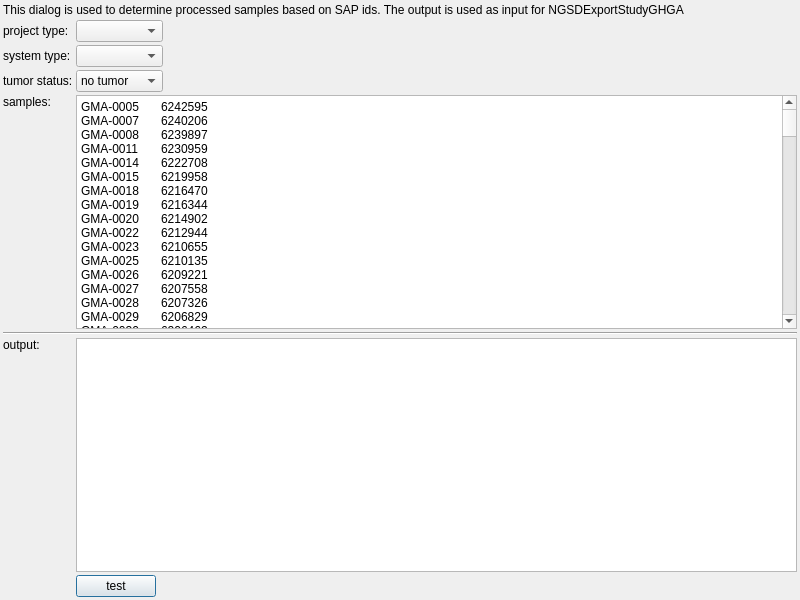
This is src/GSvar/GHGAUploadDialog.ui in imgag/ngs-bits as Qt 5 draws it before an edit. The edited form follows.
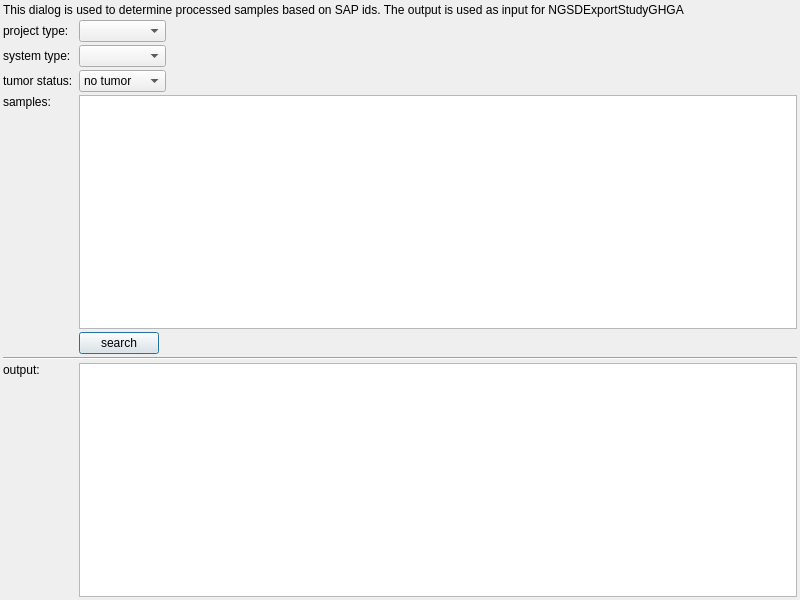
This is the edited form.

Diff of the .ui file:
```diff
--- a/src/GSvar/GHGAUploadDialog.ui
+++ b/src/GSvar/GHGAUploadDialog.ui
@@ -19,7 +19,7 @@
   <property name="windowTitle">
    <string>Prepare GHGA upload</string>
   </property>
-  <layout class="QGridLayout" name="gridLayout" rowstretch="0,0,0,0,0,0,0,0">
+  <layout class="QGridLayout" name="gridLayout" rowstretch="0,0,0,0,0,0,0,0,0,0">
    <property name="leftMargin">
     <number>3</number>
    </property>
@@ -35,668 +35,23 @@
    <property name="spacing">
     <number>3</number>
    </property>
-   <item row="4" column="1" colspan="3">
+   <item row="4" column="2" colspan="3">
     <widget class="QPlainTextEdit" name="samples">
      <property name="plainText">
-      <string>GMA-0005	6242595
-GMA-0007	6240206
-GMA-0008	6239897
-GMA-0011	6230959
-GMA-0014	6222708
-GMA-0015	6219958
-GMA-0018	6216470
-GMA-0019	6216344
-GMA-0020	6214902
-GMA-0022	6212944
-GMA-0023	6210655
-GMA-0025	6210135
-GMA-0026	6209221
-GMA-0027	6207558
-GMA-0028	6207326
-GMA-0029	6206829
-GMA-0030	6206462
-GMA-0031	6205429
-GMA-0035	6202931
-GMA-0037	6202704
-GMA-0038	6202161
-GMA-0039	6200261
-GMA-0040	6200103
-GMA-0042	6196044
-GMA-0045	6192215
-GMA-0047	6191064
-GMA-0049	6189367
-GMA-0050	6189300
-GMA-0051	6188970
-GMA-0052	6188779
-GMA-0053	6188107
-GMA-0054	6186409
-GMA-0055	6185209
-GMA-0056	6185054
-GMA-0057	6184857
-GMA-0058	6184203
-GMA-0059	6180689
-GMA-0061	6179636
-GMA-0064	6172337
-GMA-0070	6166903
-GMA-0071	6164471
-GMA-0073	6159549
-GMA-0077	6154863
-GMA-0078	6154337
-GMA-0081	6153913
-GMA-0082	6153890
-GMA-0084	6149944
-GMA-0085	6149713
-GMA-0086	6147756
-GMA-0087	6147422
-GMA-0088	6146155
-GMA-0089	6144350
-GMA-0090	6144328
-GMA-0091	6142842
-GMA-0094	6139798
-GMA-0095	6139724
-GMA-0096	6139271
-GMA-0097	6139033
-GMA-0099	6137426
-GMA-0100	6136127
-GMA-0101	6135901
-GMA-0102	6134395
-GMA-0105	6131663
-GMA-0106	6130695
-GMA-0107	6130205
-GMA-0108	6130134
-GMA-0113	6127597
-GMA-0114	6126488
-GMA-0116	6125237
-GMA-0117	6124008
-GMA-0118	6123672
-GMA-0120	6123032
-GMA-0121	6122554
-GMA-0122	6120840
-GMA-0124	6120279
-GMA-0126	6119446
-GMA-0128	6118034
-GMA-0131	6116658
-GMA-0132	6116264
-GMA-0134	6114218
-GMA-0135	6113812
-GMA-0136	6113517
-GMA-0138	6112555
-GMA-0141	6110549
-GMA-0142	6110490
-GMA-0145	6104970
-GMA-0146	6103559
-GMA-0147	6103329
-GMA-0149	6102222
-GMA-0150	6102150
-GMA-0151	6101832
-GMA-0153	6099962
-GMA-0154	6099666
-GMA-0155	6099073
-GMA-0156	6098601
-GMA-0157	6098061
-GMA-0161	6089722
-GMA-0162	6087364
-GMA-0163	6087091
-GMA-0165	6082966
-GMA-0166	6081612
-GMA-0167	6079938
-GMA-0169	6076123
-GMA-0170	6075085
-GMA-0172	6073243
-GMA-0173	6072704
-GMA-0174	6072533
-GMA-0175	6071988
-GMA-0176	6070525
-GMA-0178	6063916
-GMA-0180	6050678
-GMA-0184	6033906
-GMA-0186	6012548
-GMA-0188	5999398
-GMA-0189	5997967
-GMA-0190	5992162
-GMA-0191	5985688
-GMA-0192	5979750
-GMA-0198	5920307
-GMA-0201	5907126
-GMA-0203	5900547
-GMA-0204	5892855
-GMA-0205	5889474
-GMA-0206	5881239
-GMA-0209	5866456
-GMA-0210	5851474
-GMA-0211	5848649
-GMA-0213	5821943
-GMA-0215	5813348
-GMA-0216	5812225
-GMA-0217	5804380
-GMA-0218	5803812
-GMA-0219	5789724
-GMA-0220	5773530
-GMA-0221	5771967
-GMA-0222	5766495
-GMA-0224	5758128
-GMA-0225	5749319
-GMA-0227	5748303
-GMA-0229	5718003
-GMA-0230	5714556
-GMA-0231	5679686
-GMA-0232	5674288
-GMA-0233	5666012
-GMA-0234	5659242
-GMA-0235	5656889
-GMA-0239	5624015
-GMA-0241	5600494
-GMA-0242	5593182
-GMA-0243	5586244
-GMA-0244	5584553
-GMA-0247	5531273
-GMA-0248	5525940
-GMA-0253	5481033
-GMA-0257	5458129
-GMA-0258	5447815
-GMA-0259	5403670
-GMA-0260	5394803
-GMA-0262	5393458
-GMA-0263	5392059
-GMA-0264	5386167
-GMA-0269	5364579
-GMA-0270	5360497
-GMA-0271	5359818
-GMA-0272	5344804
-GMA-0273	5344570
-GMA-0274	5338727
-GMA-0275	5336256
-GMA-0278	5310883
-GMA-0279	5309529
-GMA-0280	5306873
-GMA-0281	5284835
-GMA-0288	5259080
-GMA-0289	5245221
-GMA-0291	5210982
-GMA-0293	5201444
-GMA-0295	5193540
-GMA-0299	5163267
-GMA-0301	5142645
-GMA-0302	5126437
-GMA-0303	5123132
-GMA-0305	5111191
-GMA-0306	5109890
-GMA-0307	5107451
-GMA-0308	5091607
-GMA-0309	5085005
-GMA-0310	5078951
-GMA-0312	5071221
-GMA-0313	5053186
-GMA-0316	5036456
-GMA-0319	5016145
-GMA-0320	5011411
-GMA-0326	4942807
-GMA-0327	4934880
-GMA-0328	4929693
-GMA-0329	4925023
-GMA-0330	4922436
-GMA-0331	4906555
-GMA-0335	4900875
-GMA-0340	4881429
-GMA-0341	4877975
-GMA-0342	4847534
-GMA-0343	4847082
-GMA-0348	4800136
-GMA-0349	4795016
-GMA-0350	4792007
-GMA-0355	4756294
-GMA-0358	4710491
-GMA-0359	4705589
-GMA-0360	4703544
-GMA-0362	4695315
-GMA-0364	4653056
-GMA-0365	4637832
-GMA-0366	4636783
-GMA-0367	4636361
-GMA-0368	4633900
-GMA-0370	4626748
-GMA-0371	4619976
-GMA-0373	4615698
-GMA-0374	4613678
-GMA-0376	4611088
-GMA-0377	4603690
-GMA-0379	4584394
-GMA-0380	4578274
-GMA-0381	4576241
-GMA-0383	4561014
-GMA-0385	4525806
-GMA-0386	4520402
-GMA-0387	4510892
-GMA-0388	4508730
-GMA-0389	4507517
-GMA-0390	4502627
-GMA-0391	4500866
-GMA-0393	4492789
-GMA-0394	4492477
-GMA-0395	4482743
-GMA-0397	4461389
-GMA-0399	4440482
-GMA-0403	4407098
-GMA-0404	4404440
-GMA-0405	4399440
-GMA-0407	4380446
-GMA-0408	4364643
-GMA-0409	4358973
-GMA-0411	4331781
-GMA-0412	4321050
-GMA-0413	4320645
-GMA-0414	4318919
-GMA-0415	4315654
-GMA-0417	4290853
-GMA-0418	4289499
-GMA-0420	4279748
-GMA-0421	4278100
-GMA-0425	4223397
-GMA-0426	4221764
-GMA-0428	4201682
-GMA-0430	4195975
-GMA-0431	4190859
-GMA-0432	4145278
-GMA-0433	4135823
-GMA-0434	4118929
-GMA-0437	4095016
-GMA-0438	4075531
-GMA-0439	4061592
-GMA-0441	4059284
-GMA-0443	4051989
-GMA-0444	4044353
-GMA-0445	4044066
-GMA-0446	4039845
-GMA-0447	4039277
-GMA-0448	4030569
-GMA-0450	4015215
-GMA-0451	4014552
-GMA-0452	4011614
-GMA-0453	4007608
-WGT-0001-01	5740330
-WGT-0001-02	5740331
-WGT-0001-03	5810072
-WGT-0002-01	5617561
-WGT-0002-02	5633733
-WGT-0002-03	5949398
-WGT-0004-01	5378096
-WGT-0004-02	5793077
-WGT-0004-03	5234075
-WGT-0005-01	5776319
-WGT-0005-02	5880672
-WGT-0005-03	5564039
-WGT-0006-01	5236444
-WGT-0006-02	4550721
-WGT-0006-03	5152203
-WGT-0007-01	5036991
-WGT-0007-02	4990175
-WGT-0007-03	5225653
-WGT-0008-01	5096640
-WGT-0008-02	5953964
-WGT-0008-03	5178778
-WGT-0010-01	5452105
-WGT-0010-02	5969029
-WGT-0010-03	4113900
-WGT-0011-01	4698575
-WGT-0011-02	5094232
-WGT-0011-03	4839705
-WGT-0012-01	4825020
-WGT-0012-02	4942657
-WGT-0012-03	5057657
-WGT-0013-01	5023182
-WGT-0013-02	5752292
-WGT-0013-03	4939447
-WGT-0015-01	4921152
-WGT-0015-02	4919663
-WGT-0015-03	4919665
-WGT-0017-01	6045835
-WGT-0017-02	4076471
-WGT-0017-03	6048356
-WGT-0022-01	5432524
-WGT-0022-02	5879868
-WGT-0022-03	4527139
-WGT-0023-01	4501441
-WGT-0023-02	6037485
-WGT-0023-03	6037486
-WGT-0030-01	5911542
-WGT-0030-02	5939406
-WGT-0030-03	5911650
-WGT-0032-01	5908400
-WGT-0032-02	5929678
-WGT-0032-03	5929679
-WGT-0033-01	5908902
-WGT-0033-02	5929678
-WGT-0033-03	5929679
-WGT-0034-01	5929521
-WGT-0034-02	5965830
-WGT-0034-03	5949889
-WGT-0041-01	5610021
-WGT-0041-02	5670311
-WGT-0041-03	5642157
-WGT-0046-01	5545123
-WGT-0046-02	5173528
-WGT-0046-03	5203087
-WGT-0050-01	5945838
-WGT-0050-02	5945841
-WGT-0050-03	5945839
-WGT-0052-01	5945834
-WGT-0052-02	5945835
-WGT-0052-03	5945836
-WGT-0054-01	5945289
-WGT-0054-02	5945291
-WGT-0054-03	5945290
-WGT-0056-01	5945390
-WGT-0056-02	5945388
-WGT-0056-03	5945389
-WGT-0063-01	4860289
-WGT-0063-02	5941834
-WGT-0063-03	5132918
-WGT-0064-01	5649259
-WGT-0064-02	5649167
-WGT-0064-03	5649166
-WGT-0071-01	5140411
-WGT-0071-02	5954559
-WGT-0071-03	5954561
-WGT-0074-01	5941286
-WGT-0074-02	5983240
-WGT-0074-03	5983239
-WGT-0076-01	5334894
-WGT-0076-02	5338320
-WGT-0076-03	5335346
-WGT-0082-01	5373742
-WGT-0082-02	5952685
-WGT-0082-03	5952686
-WGT-0090-01	5949284
-WGT-0090-02	5949283
-WGT-0090-03	5949282
-WGT-0092-01	5947460
-WGT-0092-02	5947462
-WGT-0092-03	5947461
-WGT-0096-01	5947449
-WGT-0096-02	5947450
-WGT-0096-03	5947451
-WGT-0097-01	5969155
-WGT-0097-02	5972240
-WGT-0097-03	5972245
-WGT-0099-01	5938949
-WGT-0099-02	5968833
-WGT-0099-03	5968834
-WGT-0102-01	5968935
-WGT-0102-02	5968937
-WGT-0102-03	5968936
-WGT-0103-01	5968919
-WGT-0103-02	5968920
-WGT-0103-03	5968923
-WGT-0104-01	5183203
-WGT-0104-02	5967519
-WGT-0104-03	4815924
-WGT-0106-01	4794984
-WGT-0106-02	4265870
-WGT-0106-03	4681871
-WGT-0107-01	5953722
-WGT-0107-02	4413772
-WGT-0107-03	5755839
-WGT-0108-01	5852030
-WGT-0108-02	4793098
-WGT-0108-03	5966049
-WGT-0109-01	5955610
-WGT-0109-02	5964366
-WGT-0109-03	5964365
-WGT-0111-01	5958540
-WGT-0111-02	5958542
-WGT-0111-03	5958541
-WGT-0112-01	5961749
-WGT-0112-02	5961751
-WGT-0112-03	5961750
-WGT-0113-01	5957629
-WGT-0113-02	5675233
-WGT-0113-03	5889484
-WGT-0114-01	5463599
-WGT-0114-02	4465893
-WGT-0114-03	5960323
-WGT-0115-01	5959227
-WGT-0115-02	5959229
-WGT-0115-03	5959228
-WGT-0116-01	5959279
-WGT-0116-02	5959283
-WGT-0116-03	5959282
-WGT-0117-01	5959280
-WGT-0117-02	5959283
-WGT-0117-03	5959282
-WGT-0118-01	5958740
-WGT-0118-02	5958742
-WGT-0118-03	5958741
-WGT-0119-01	5958733
-WGT-0119-02	5958737
-WGT-0119-03	5958734
-WGT-0121-01	5575777
-WGT-0121-02	5958411
-WGT-0121-03	5958413
-WGT-0122-01	5957497
-WGT-0122-02	5957499
-WGT-0122-03	5957498
-WGT-0123-01	5957494
-WGT-0123-02	5957496
-WGT-0123-03	5957495
-WGT-0124-01	5957778
-WGT-0124-02	5957779
-WGT-0124-03	5957780
-WGT-0125-01	5957775
-WGT-0125-02	5957777
-WGT-0125-03	5957776
-WGT-0126-01	5958109
-WGT-0126-02	5957774
-WGT-0126-03	5957773
-WGT-0127-01	5957754
-WGT-0127-02	5957755
-WGT-0127-03	5957757
-WGT-0128-01	5957744
-WGT-0128-02	5957747
-WGT-0128-03	5957745
-WGT-0130-01	4831163
-WGT-0130-02	5648305
-WGT-0130-03	4879008
-WGT-0134-01	5976124
-WGT-0134-02	5976125
-WGT-0134-03	5976128
-WGT-0135-01	5976111
-WGT-0135-02	5976112
-WGT-0135-03	5976113
-WGT-0136-01	5950885
-WGT-0136-02	5975281
-WGT-0136-03	5975280
-WGT-0138-01	5971914
-WGT-0138-02	5972432
-WGT-0138-03	5972433
-WGT-0139-01	5972428
-WGT-0139-02	5972430
-WGT-0139-03	5972429
-WGT-0140-01	4672156
-WGT-0140-02	4969701
-WGT-0140-03	5972511
-WGT-0141-01	5972242
-WGT-0141-02	5972243
-WGT-0141-03	5972244
-WGT-0142-01	5972236
-WGT-0142-02	5972238
-WGT-0142-03	5972239
-WGT-0143-01	5972225
-WGT-0143-02	5972226
-WGT-0143-03	5972227
-WGT-0144-01	5972228
-WGT-0144-02	5972229
-WGT-0144-03	5972230
-WGT-0145-01	5972222
-WGT-0145-02	5972224
-WGT-0145-03	5972223
-WGT-0146-01	5967037
-WGT-0146-02	5981946
-WGT-0146-03	5981947
-WGT-0147-01	5897419
-WGT-0147-02	5899018
-WGT-0147-03	5906361
-WGT-0148-01	5926510
-WGT-0148-02	4622471
-WGT-0148-03	5917137
-WGT-0149-01	5569536
-WGT-0149-02	5582051
-WGT-0149-03	5569920
-WGT-0152-01	6013840
-WGT-0152-02	6013842
-WGT-0152-03	6013841
-WGT-0153-01	5980939
-WGT-0153-02	6008324
-WGT-0153-03	6008323
-WGT-0154-01	6012406
-WGT-0154-02	6012407
-WGT-0154-03	6012408
-WGT-0155-01	6011830
-WGT-0155-02	6011829
-WGT-0155-03	6011828
-WGT-0157-01	5886310
-WGT-0157-02	6008955
-WGT-0157-03	5999543
-WGT-0158-01	5995163
-WGT-0158-02	6007721
-WGT-0158-03	5995164
-WGT-0160-01	5997569
-WGT-0160-02	5997571
-WGT-0160-03	5997570
-WGT-0161-01	5997565
-WGT-0161-02	5997567
-WGT-0161-03	5997566
-WGT-0164-01	5701401
-WGT-0164-02	5542055
-WGT-0164-03	5389039
-WGT-0167-01	5938589
-WGT-0167-02	5992019
-WGT-0167-03	5991007
-WGT-0168-01	5991283
-WGT-0168-02	5991284
-WGT-0168-03	5991285
-WGT-0171-01	5129194
-WGT-0171-02	5989264
-WGT-0171-03	4194676
-WGT-0176-01	5970490
-WGT-0176-02	5986279
-WGT-0176-03	5807627
-WGT-0187-01	5759054
-WGT-0187-02	6023660
-WGT-0187-03	5759055
-WGT-0043-01	5783502
-WGT-0043-02	5878111
-WGT-0043-03	5878110
-WGT-0088-01	5811045
-WGT-0088-02	4431434
-WGT-0088-03	5810986
-WGT-0188-01	6023041
-WGT-0188-02	6023043
-WGT-0188-03	6023042
-WGT-0031-01	5923236
-WGT-0031-02	5959420
-WGT-0031-03	5959419
-WGT-0036-01	4602415
-WGT-0036-02	5946806
-WGT-0036-03	4026366
-WGT-0042-01	5862548
-WGT-0042-02	5878390
-WGT-0042-03	5346752
-WGT-0051-01	5858998
-WGT-0051-02	5885570
-WGT-0051-03	5732434
-WGT-0067-01	5933537
-WGT-0067-02	5937645
-WGT-0067-03	5934773
-WGT-0069-01	4598830
-WGT-0069-02	4711676
-WGT-0069-03	5536645
-WGT-0070-01	5803758
-WGT-0070-02	5937582
-WGT-0070-03	5803761
-WGT-0073-01	4436104
-WGT-0073-02	4100443
-WGT-0073-03	4438147
-WGT-0094-01	4024785
-WGT-0094-02	4225562
-WGT-0094-03	4345751
-WGT-0120-01	5958261
-WGT-0120-02	5958263
-WGT-0120-03	5958262
-WGT-0132-01	5882776
-WGT-0132-02	5981464
-WGT-0132-03	5981463
-WGT-0189-01	6022433
-WGT-0189-02	6022435
-WGT-0189-03	6022434
-WGT-0016-01	4798492
-WGT-0016-02	4705491
-WGT-0016-03	6011413
-WGT-0018-01	4397027
-WGT-0018-02	6044997
-WGT-0018-03	5795070
-WGT-0035-01	5926875
-WGT-0035-02	5926874
-WGT-0035-03	5439808
-WGT-0061-01	5297764
-WGT-0061-02	5396518
-WGT-0061-03	5298832
-WGT-0062-01	5622463
-WGT-0062-02	5944185
-WGT-0062-03	5622473
-WGT-0066-01	5637146
-WGT-0066-02	5940502
-WGT-0066-03	5637511
-WGT-0068-01	5083432
-WGT-0068-02	5939535
-WGT-0068-03	5083438
-WGT-0089-01	4277507
-WGT-0089-02	5952324
-WGT-0089-03	4915759
-WGT-0175-01	5957641
-WGT-0175-02	5988301
-WGT-0175-03	5993119
-WGT-0184-01	5946736
-WGT-0184-02	5949901
-WGT-0184-03	5949900
-WGT-0047-01	5818869
-WGT-0047-02	5859988
-WGT-0047-03	5859989
-WGT-0055-01	5945284
-WGT-0055-02	5945285
-WGT-0055-03	5945286
-WGT-0057-01	5538346
-WGT-0057-02	5945364
-WGT-0057-03	4082072
-WGT-0095-01	5947452
-WGT-0095-02	5947454
-WGT-0095-03	5947453
-WGT-0098-01	5968959
-WGT-0098-02	5968961
-WGT-0098-03	5968960
-WGT-0133-01	5978540
-WGT-0133-02	5988620
-WGT-0133-03	5519478
-WGT-0151-01	6003538
-WGT-0151-02	4683686
-WGT-0151-03	6015282
-WGT-0166-01	5215505
-WGT-0166-02	5991872
-WGT-0166-03	5215930
-WGT-0169-01	5930787
-WGT-0169-02	5930789
-WGT-0169-03	5991056
-WGT-0172-01	4752757
-WGT-0172-02	5988584
-WGT-0172-03	4752812
-WGT-0173-01	5959076
-WGT-0173-02	5959187
-WGT-0173-03	5924469</string>
+      <string/>
      </property>
      <property name="placeholderText">
       <string>tab-separated list: pseudonym, sample SAP ID</string>
      </property>
     </widget>
    </item>
+   <item row="0" column="0" colspan="5">
+    <widget class="QLabel" name="label">
+     <property name="text">
+      <string>This dialog is used to determine processed samples based on SAP ids. The output is used as input for NGSDExportStudyGHGA</string>
+     </property>
+    </widget>
+   </item>
    <item row="1" column="0">
     <widget class="QLabel" name="label_3">
      <property name="text">
@@ -704,7 +59,7 @@
      </property>
     </widget>
    </item>
-   <item row="6" column="1" colspan="3">
+   <item row="8" column="2" colspan="3">
     <widget class="QPlainTextEdit" name="output">
      <property name="readOnly">
       <bool>true</bool>
@@ -714,7 +69,7 @@
      </property>
     </widget>
    </item>
-   <item row="6" column="0">
+   <item row="8" column="0">
     <widget class="QLabel" name="label_4">
      <property name="text">
       <string>output:</string>
@@ -724,6 +79,19 @@
      </property>
     </widget>
    </item>
+   <item row="6" column="4">
+    <spacer name="horizontalSpacer">
+     <property name="orientation">
+      <enum>Qt::Horizontal</enum>
+     </property>
+     <property name="sizeHint" stdset="0">
+      <size>
+       <width>590</width>
+       <height>13</height>
+      </size>
+     </property>
+    </spacer>
+   </item>
    <item row="3" column="0">
     <widget class="QLabel" name="label_6">
      <property name="text">
@@ -731,7 +99,7 @@
      </property>
     </widget>
    </item>
-   <item row="3" column="1" colspan="2">
+   <item row="3" column="2" colspan="2">
     <widget class="QComboBox" name="s_tumor_status">
      <item>
       <property name="text">
@@ -760,9 +128,12 @@
      </property>
     </widget>
    </item>
-   <item row="2" column="1" colspan="2">
+   <item row="2" column="2" colspan="2">
     <widget class="QComboBox" name="s_system_type"/>
    </item>
+   <item row="1" column="2" colspan="2">
+    <widget class="QComboBox" name="s_project_type"/>
+   </item>
    <item row="2" column="0">
     <widget class="QLabel" name="label_5">
      <property name="text">
@@ -770,40 +141,17 @@
      </property>
     </widget>
    </item>
-   <item row="1" column="1" colspan="2">
-    <widget class="QComboBox" name="s_project_type"/>
-   </item>
-   <item row="5" column="0" colspan="4">
+   <item row="7" column="0" colspan="5">
     <widget class="Line" name="line_2">
      <property name="orientation">
       <enum>Qt::Horizontal</enum>
      </property>
     </widget>
    </item>
-   <item row="7" column="1">
-    <widget class="QPushButton" name="btn_test">
+   <item row="6" column="2">
+    <widget class="QPushButton" name="btn_search">
      <property name="text">
-      <string>test</string>
-     </property>
-    </widget>
-   </item>
-   <item row="7" column="3">
-    <spacer name="horizontalSpacer">
-     <property name="orientation">
-      <enum>Qt::Horizontal</enum>
-     </property>
-     <property name="sizeHint" stdset="0">
-      <size>
-       <width>590</width>
-       <height>13</height>
-      </size>
-     </property>
-    </spacer>
-   </item>
-   <item row="0" column="0" colspan="4">
-    <widget class="QLabel" name="label">
-     <property name="text">
-      <string>This dialog is used to determine processed samples based on SAP ids. The output is used as input for NGSDExportStudyGHGA</string>
+      <string>search</string>
      </property>
     </widget>
    </item>
```
